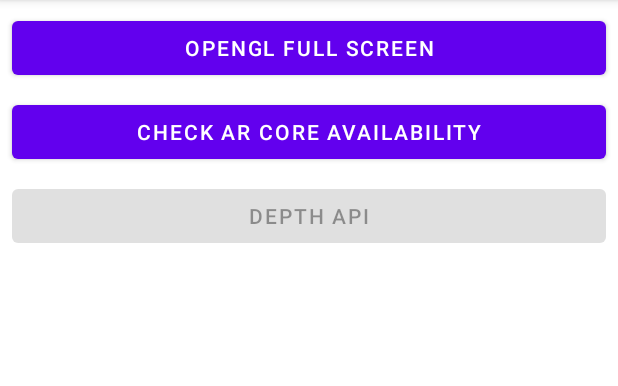
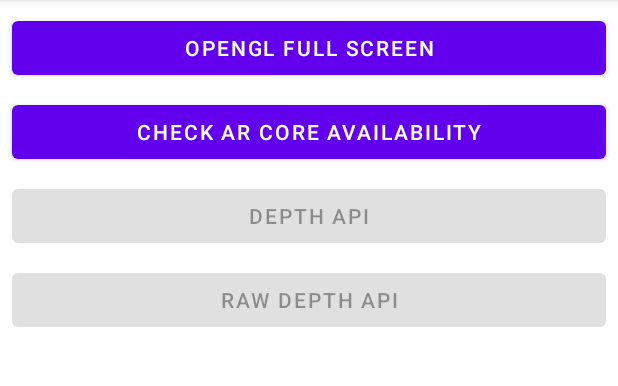
Before and after one commit to jeffrwatts/OpenGLExperiments, an Android app: the screen it shows after launch (MainActivity), on a phone screen of 412 x 824 dp, the part 84-470 px from its top. Run offline under Robolectric (Android 15) with nearby library versions, the phone set to English and light mode, and no system bars; libraries missing offline, so code that uses them is left out: com.google.ar.core; 4 statements that could not run were skipped.

Commit message:
Set the stage for Raw Depth API experiments.

```diff
--- a/app/src/main/java/com/jeffrwatts/openglexperiments/MainActivity.kt
+++ b/app/src/main/java/com/jeffrwatts/openglexperiments/MainActivity.kt
@@ -22,7 +22,8 @@ class MainActivity : AppCompatActivity() {
 
     private val buttonOpenGLFullScreen: Button by lazy { findViewById(R.id.buttonOpenGLFullScreen) }
     private val buttonCheckARCoreAvailable: Button by lazy { findViewById(R.id.buttonCheckARCoreAvailable) }
-    private val buttonSimpleARCore: Button by lazy { findViewById(R.id.buttonDepthAPI) }
+    private val buttonDepthAPI: Button by lazy { findViewById(R.id.buttonDepthAPI) }
+    private val buttonRawDepthAPI: Button by lazy { findViewById(R.id.buttonRawDepthAPI) }
 
     override fun onCreate(savedInstanceState: Bundle?) {
         super.onCreate(savedInstanceState)
@@ -32,8 +33,11 @@ class MainActivity : AppCompatActivity() {
 
         buttonCheckARCoreAvailable.setOnClickListener { checkARCoreAvailability() }
 
-        buttonSimpleARCore.isEnabled = false
-        buttonSimpleARCore.setOnClickListener { launchActivity(DepthAPIActivity::class.java)}
+        buttonDepthAPI.isEnabled = false
+        buttonDepthAPI.setOnClickListener { launchActivity(DepthAPIActivity::class.java)}
+
+        buttonRawDepthAPI.isEnabled = false
+        buttonRawDepthAPI.setOnClickListener { launchActivity(RawDepthAPIActivity::class.java)}
 
         if (ContextCompat.checkSelfPermission(this, Manifest.permission.CAMERA) != PackageManager.PERMISSION_GRANTED) {
             ActivityCompat.requestPermissions(this, arrayOf(Manifest.permission.CAMERA), CAMERA_PERMISSION_REQUEST_CODE)
@@ -49,7 +53,8 @@ class MainActivity : AppCompatActivity() {
         if (availability.isTransient) {
             Toast.makeText(this, "ARCore checkAvailability isTransient is true", Toast.LENGTH_LONG).show()
         } else if (availability.isSupported) {
-            buttonSimpleARCore.isEnabled = true
+            buttonDepthAPI.isEnabled = true
+            buttonRawDepthAPI.isEnabled = true
         } else {
             Toast.makeText(this, "ARCore is not available.", Toast.LENGTH_LONG).show()
         }
--- a/app/src/main/res/layout/activity_main.xml
+++ b/app/src/main/res/layout/activity_main.xml
@@ -41,4 +41,16 @@
         app:layout_constraintEnd_toEndOf="parent"
         app:layout_constraintStart_toStartOf="parent"
         app:layout_constraintTop_toBottomOf="@+id/buttonCheckARCoreAvailable" />
+
+    <Button
+        android:id="@+id/buttonRawDepthAPI"
+        android:layout_width="0dp"
+        android:layout_height="wrap_content"
+        android:layout_marginTop="8dp"
+        android:layout_marginStart="8dp"
+        android:layout_marginEnd="8dp"
+        android:text="Raw Depth API"
+        app:layout_constraintEnd_toEndOf="parent"
+        app:layout_constraintStart_toStartOf="parent"
+        app:layout_constraintTop_toBottomOf="@+id/buttonDepthAPI" />
 </androidx.constraintlayout.widget.ConstraintLayout>
```
Also changed, not shown: app/src/main/AndroidManifest.xml (+7 -1 lines), app/src/main/java/com/jeffrwatts/openglexperiments/RawDepthAPIActivity.kt (renamed from app/src/main/java/com/jeffrwatts/openglexperiments/DepthAPIActivity.kt, +7 -54 lines), app/src/main/res/layout/activity_raw_depth_api.xml (added, +19 -0 lines).
